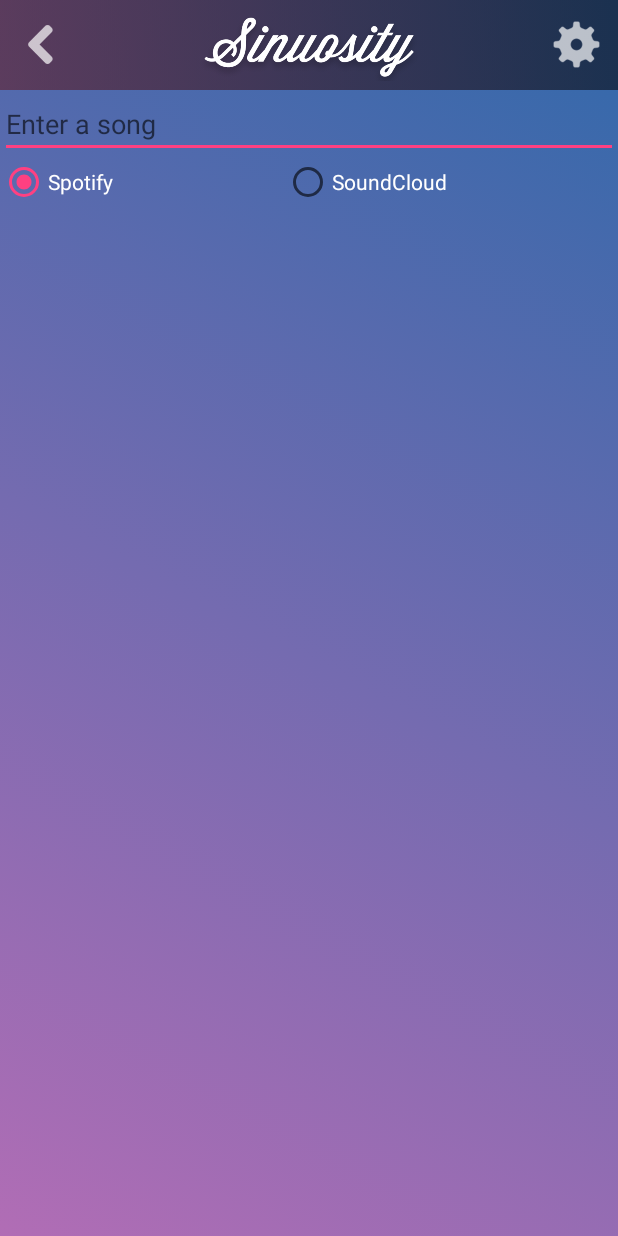
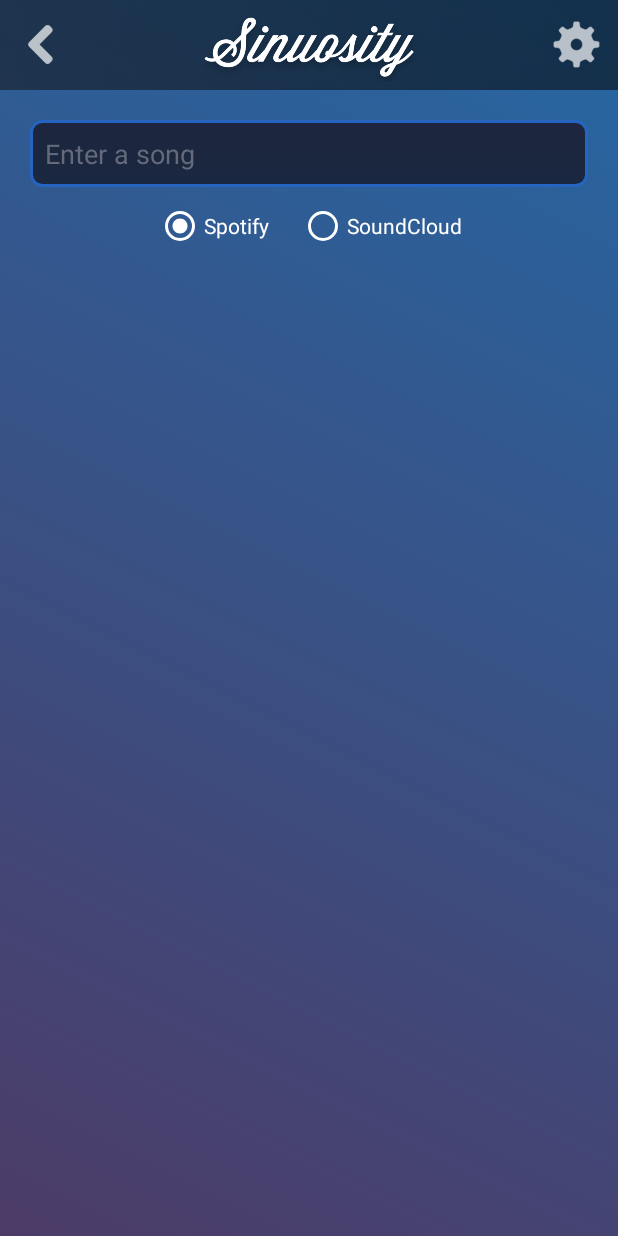
Before and after one commit to AlexAustin8/Sinuosity, an Android app: the screen it shows after launch (search), on a phone screen of 412 x 824 dp. Run offline under Robolectric (Android 15) with nearby library versions, the phone set to English and light mode, and no system bars.

Commit message:
More updates

```diff
--- a/app/src/main/java/com/example/alex/tuneup/Async_Search.java
+++ b/app/src/main/java/com/example/alex/tuneup/Async_Search.java
@@ -1,5 +1,6 @@
 package com.example.alex.tuneup;
 
+import android.content.Context;
 import android.os.AsyncTask;
 import android.util.Log;
 
@@ -24,10 +25,19 @@ import javax.net.ssl.HttpsURLConnection;
  * Created by alex on 4/10/18.
  */
 
-public class Async_Search extends AsyncTask<String, Integer, ArrayList<JSONObject>> {
+public class Async_Search extends AsyncTask<String, Integer, TrackAdapter> {
+
+
+    Context context;
+
+    public Async_Search(Context context) {
+        this.context = context;
+    }
+
+    TrackAdapter adapter;
     protected void onPreExecute(){}
 
-    protected ArrayList<JSONObject> doInBackground(String... params) {
+    protected TrackAdapter doInBackground(String... params) {
         ArrayList<JSONObject> results = new ArrayList<>();
 
 
@@ -112,8 +122,8 @@ public class Async_Search extends AsyncTask<String, Integer, ArrayList<JSONObjec
             Log.i("Exception", e.getMessage());
             return null;
         }
-
-        return results;
+        adapter = new TrackAdapter(context, results);
+        return adapter;
     }
 
 
--- a/app/src/main/java/com/example/alex/tuneup/search.java
+++ b/app/src/main/java/com/example/alex/tuneup/search.java
@@ -3,8 +3,6 @@ import android.content.Context;
 import android.content.Intent;
 import android.os.Bundle;
 import android.app.Activity;
-import android.os.Handler;
-import android.os.Message;
 import android.util.Log;
 import android.view.KeyEvent;
 import android.view.LayoutInflater;
@@ -12,73 +10,81 @@ import android.view.View;
 import android.view.ViewGroup;
 import android.view.Window;
 import android.view.WindowManager;
-import android.widget.AdapterView;
-import android.widget.Button;
+import android.view.inputmethod.InputMethodManager;
 import android.widget.EditText;
 import android.widget.ImageView;
 import android.widget.ListView;
 import android.widget.RadioButton;
 import android.widget.RadioGroup;
-import android.widget.Toast;
-import com.google.gson.Gson;
-import org.json.JSONObject;
-import java.util.ArrayList;
 import java.util.Timer;
 import java.util.TimerTask;
 
 
 public class search extends Activity {
-    ArrayList < JSONObject > results;
+
     TrackAdapter adapter;
-    RadioGroup selections;
     RadioButton scSearch, spSearch;
-    public EditText searchBar;
+    EditText searchBar;
     ListView resultList;
     String term;
-
-    private Timer timer = new Timer();
+    Context context;
+    Timer timer = new Timer();
+    int checkChangeCount = 0;
+    String lastSearch = "";
 
     @Override protected void onCreate(Bundle savedInstanceState) {
         super.onCreate(savedInstanceState);
 
-        // Hides status and title bar -------------------------------------- requestWindowFeature(Window.FEATURE_NO_TITLE);
-        getWindow().setFlags(WindowManager.LayoutParams.FLAG_FULLSCREEN, WindowManager.LayoutParams.FLAG_FULLSCREEN);
+        // Hides title bar and overlays second layout
+        // ~~~~~~~~~~~~~~~~~~~~~~~~~~~~~~~~~~~~~~~~~~~~~~~~~~~~~~~~~~~~~~~~~~~~~~~~~~~~~~~~~~~~~~~~~~~~~~~~~~~~~~~~~~~~~~~~
+        requestWindowFeature(Window.FEATURE_NO_TITLE);
         setContentView(R.layout.search);
+
+        getWindow().setFlags(WindowManager.LayoutParams.FLAG_FULLSCREEN,
+                WindowManager.LayoutParams.FLAG_FULLSCREEN);
         LayoutInflater inflater = getLayoutInflater();
-        getWindow().addContentView(inflater.inflate(R.layout.search_top, null), new ViewGroup.LayoutParams(ViewGroup.LayoutParams.FILL_PARENT, ViewGroup.LayoutParams.FILL_PARENT));
-        // ----------------------------------------------------------------- selections = this.findViewById(R.id.search_selection);
-
+        getWindow().addContentView(inflater.inflate(R.layout.search_top, null),
+                new ViewGroup.LayoutParams(
+                        ViewGroup.LayoutParams.FILL_PARENT,
+                        ViewGroup.LayoutParams.FILL_PARENT));
+        // ~~~~~~~~~~~~~~~~~~~~~~~~~~~~~~~~~~~~~~~~~~~~~~~~~~~~~~~~~~~~~~~~~~~~~~~~~~~~~~~~~~~~~~~~~~~~~~~~~~~~~~~~~~~~~~~~
 
         spSearch = this.findViewById(R.id.spotify_search);
         scSearch = this.findViewById(R.id.soundcloud_search);
         searchBar = this.findViewById(R.id.search_input);
         resultList = this.findViewById(R.id.result_list);
         spSearch.toggle();
+        context = getApplicationContext();
 
 
 
+
+        // Enables back button on top nav bar
+        // ~~~~~~~~~~~~~~~~~~~~~~~~~~~~~~~~~~~~~~~~~~~~~~~~~~~~~~~~~~~~~~~~~~~~~~~~~~~~~~~~~~~~~~~~~~~~~~~~~~~~~~~~~~~~~~~~
         ImageView backButton = (ImageView) findViewById(R.id.bBack);
         backButton.setOnClickListener(new View.OnClickListener() {
             @Override public void onClick(View v) {
-
-                 Intent i = new Intent(getApplicationContext(), lobby.class);
-                 startActivity(i);
+                Intent i = new Intent(getApplicationContext(), lobby.class);
+                startActivity(i);
             }
         });
+        // ~~~~~~~~~~~~~~~~~~~~~~~~~~~~~~~~~~~~~~~~~~~~~~~~~~~~~~~~~~~~~~~~~~~~~~~~~~~~~~~~~~~~~~~~~~~~~~~~~~~~~~~~~~~~~~~~
 
 
+
+
+        // When user presses return key on keyboard, search function runs
+        // ~~~~~~~~~~~~~~~~~~~~~~~~~~~~~~~~~~~~~~~~~~~~~~~~~~~~~~~~~~~~~~~~~~~~~~~~~~~~~~~~~~~~~~~~~~~~~~~~~~~~~~~~~~~~~~~~
         EditText xxx = (EditText) search.this.findViewById(R.id.search_input);
-        xxx.setOnKeyListener(new View.OnKeyListener()
-        {
-            public boolean onKey(View v, int keyCode, KeyEvent event)
-            {
-                if (event.getAction() == KeyEvent.ACTION_DOWN)
-                {
-                    switch (keyCode)
-                    {
+        xxx.setOnKeyListener(new View.OnKeyListener() {
+            public boolean onKey(View v, int keyCode, KeyEvent event) {
+                if (event.getAction() == KeyEvent.ACTION_DOWN) {
+                    switch (keyCode) {
                         case KeyEvent.KEYCODE_DPAD_CENTER:
                         case KeyEvent.KEYCODE_ENTER:
+
                             runSearch();
+
                             return true;
                         default:
                             break;
@@ -87,37 +93,73 @@ public class search extends Activity {
                 return false;
             }
         });
+        // ~~~~~~~~~~~~~~~~~~~~~~~~~~~~~~~~~~~~~~~~~~~~~~~~~~~~~~~~~~~~~~~~~~~~~~~~~~~~~~~~~~~~~~~~~~~~~~~~~~~~~~~~~~~~~~~~
 
 
 
-// Changes the search type variable
-// ################################################################################################
+
+        // Changes the variable that holds the search type value (Spotify or SoundCloud)
+        // ~~~~~~~~~~~~~~~~~~~~~~~~~~~~~~~~~~~~~~~~~~~~~~~~~~~~~~~~~~~~~~~~~~~~~~~~~~~~~~~~~~~~~~~~~~~~~~~~~~~~~~~~~~~~~~~~
+
         RadioGroup search_selection = (RadioGroup) findViewById(R.id.search_selection);
         search_selection.setOnCheckedChangeListener(new RadioGroup.OnCheckedChangeListener() {
             @Override
             public void onCheckedChanged(RadioGroup search_selection, int checkedId) {
                 EditText input = (EditText) findViewById(R.id.search_input);
                 String curr = input.getText().toString();
-                if(!curr.equals("")) {
+                if (!curr.equals("")) {
                     runSearch();
                 }
             }
         });
-// ################################################################################################
+
+        // ~~~~~~~~~~~~~~~~~~~~~~~~~~~~~~~~~~~~~~~~~~~~~~~~~~~~~~~~~~~~~~~~~~~~~~~~~~~~~~~~~~~~~~~~~~~~~~~~~~~~~~~~~~~~~~~~
 
 
 
+
+        // A timer that runs on an interval to check if user has stopped typing their search term, preventing server from getting spammed with queries
+        // ~~~~~~~~~~~~~~~~~~~~~~~~~~~~~~~~~~~~~~~~~~~~~~~~~~~~~~~~~~~~~~~~~~~~~~~~~~~~~~~~~~~~~~~~~~~~~~~~~~~~~~~~~~~~~~~~
         timer.schedule(new TimerTask() {
+
             @Override
             public void run() {
+                EditText input = (EditText) findViewById(R.id.search_input);
+                String currentTerm = input.getText().toString();
 
-                checkChange();
+
+                if (checkChange()) {
+                    checkChangeCount = 0;
+                } else {
+                    checkChangeCount = checkChangeCount + 1;
+
+                }
+
+                if (checkChangeCount >= 2) {
+                    if (!lastSearch.equals(currentTerm)) {
+                        runSearch();
+                        checkChangeCount = 0;
+                        lastSearch = currentTerm;
+                    } else {
+                        checkChangeCount = 0;
+                    }
+
+                }
+
+
+
+
+
             }
-        }, 0, 1000);
-
+        }, 0, 700);
+        // ~~~~~~~~~~~~~~~~~~~~~~~~~~~~~~~~~~~~~~~~~~~~~~~~~~~~~~~~~~~~~~~~~~~~~~~~~~~~~~~~~~~~~~~~~~~~~~~~~~~~~~~~~~~~~~~~
 
     }
 
+
+
+    // Checks to see if the search edittext has been updated
+    // ~~~~~~~~~~~~~~~~~~~~~~~~~~~~~~~~~~~~~~~~~~~~~~~~~~~~~~~~~~~~~~~~~~~~~~~~~~~~~~~~~~~~~~~~~~~~~~~~~~~~~~~~~~~~~~~~
     public String lastInput = "";
     public boolean checkChange() {
 
@@ -127,19 +169,44 @@ public class search extends Activity {
 
         if (!curr.equals(lastInput)) {
             change = true;
-            Log.i("[me]", "[CHANGED] Last: " + lastInput + "  |  Curr: " + curr);
-            runSearch();
+
         } else {
             change = false;
-//            Log.i("[me]", "[UNCHANGED] Last: " + lastInput + "  |  Curr: " + curr);
         }
 
         lastInput = curr;
         return change;
     }
+    // ~~~~~~~~~~~~~~~~~~~~~~~~~~~~~~~~~~~~~~~~~~~~~~~~~~~~~~~~~~~~~~~~~~~~~~~~~~~~~~~~~~~~~~~~~~~~~~~~~~~~~~~~~~~~~~~~
 
 
 
+
+    // Hides keyboard after pressing the enter key
+    // ~~~~~~~~~~~~~~~~~~~~~~~~~~~~~~~~~~~~~~~~~~~~~~~~~~~~~~~~~~~~~~~~~~~~~~~~~~~~~~~~~~~~~~~~~~~~~~~~~~~~~~~~~~~~~~~~
+    protected void hideKeyboard() {
+
+        InputMethodManager inputMethodManager = (InputMethodManager) search.this.getSystemService(Context.INPUT_METHOD_SERVICE);
+        View view = search.this.getCurrentFocus();
+        if (view == null) {
+            if (inputMethodManager.isAcceptingText())
+                inputMethodManager.toggleSoftInput(InputMethodManager.HIDE_NOT_ALWAYS, 0);
+        } else {
+            if (view instanceof EditText)
+                ((EditText) view).setText(((EditText) view).getText().toString()); // reset edit text bug on some keyboards bug
+            inputMethodManager.hideSoftInputFromInputMethod(view.getWindowToken(), InputMethodManager.HIDE_NOT_ALWAYS);
+        }
+    }
+    // ~~~~~~~~~~~~~~~~~~~~~~~~~~~~~~~~~~~~~~~~~~~~~~~~~~~~~~~~~~~~~~~~~~~~~~~~~~~~~~~~~~~~~~~~~~~~~~~~~~~~~~~~~~~~~~~~
+
+
+
+
+
+    // Performs the search function
+    // Creates an async task that reaches out to the server with a search query, and returns the adapter.
+    // By returning an adapter verses the json string, it prevents the UI from hanging
+    // ~~~~~~~~~~~~~~~~~~~~~~~~~~~~~~~~~~~~~~~~~~~~~~~~~~~~~~~~~~~~~~~~~~~~~~~~~~~~~~~~~~~~~~~~~~~~~~~~~~~~~~~~~~~~~~~~
     public void runSearch() {
 
         String type = "spotify";
@@ -153,23 +220,22 @@ public class search extends Activity {
         }
 
 
-        EditText xx = search.this.findViewById(R.id.search_input);
-        term = xx.getText().toString();
-        Log.i("[me]", "[" +type+"] Searching " + term);
-
+        EditText searchText = search.this.findViewById(R.id.search_input);
+        term = searchText.getText().toString();
 
 
         try {
-            results = new Async_Search().execute("https://jailbreakme.ml/sinc/search/" + type + ".php", term).get();
+            Async_Search asynccc = new Async_Search(context);
+
+            adapter = asynccc.execute("https://jailbreakme.ml/sinc/search/" + type + ".php", term).get();
         } catch (Exception e) {
-            Log.i("[me]", e.getMessage());
+            Log.i("[+] Search Error", e.getMessage());
         }
+
 
         runOnUiThread(new Runnable() {
             @Override
             public void run() {
-
-                adapter = new TrackAdapter(getApplicationContext(), results);
                 resultList.setAdapter(adapter);
 
             }
@@ -177,6 +243,8 @@ public class search extends Activity {
 
     }
 
+    // ~~~~~~~~~~~~~~~~~~~~~~~~~~~~~~~~~~~~~~~~~~~~~~~~~~~~~~~~~~~~~~~~~~~~~~~~~~~~~~~~~~~~~~~~~~~~~~~~~~~~~~~~~~~~~~~~
+
 
 
 }
--- /dev/null
+++ b/app/src/main/res/drawable/search_content_bg.xml
@@ -0,0 +1,12 @@
+<?xml version="1.0" encoding="utf-8"?>
+<selector xmlns:android="http://schemas.android.com/apk/res/android">
+    <item>
+        <shape>
+            <gradient
+                android:angle="45"
+                android:startColor="#4c3b67"
+                android:endColor="#2667a3"
+                android:type="linear" />
+        </shape>
+    </item>
+</selector>
--- /dev/null
+++ b/app/src/main/res/drawable/search_song_text.xml
@@ -0,0 +1,14 @@
+<?xml version="1.0" encoding="utf-8"?>
+<shape xmlns:android="http://schemas.android.com/apk/res/android" >
+    <stroke android:width="2dp"
+        android:color="#2564c1"/>
+    <gradient
+        android:angle="90"
+        android:startColor="#1a2740"
+        android:endColor="#1d263e"/>
+    <corners
+        android:bottomLeftRadius="7dp"
+        android:bottomRightRadius="7dp"
+        android:topLeftRadius="7dp"
+        android:topRightRadius="7dp"/>
+</shape>
--- a/app/src/main/res/layout/search.xml
+++ b/app/src/main/res/layout/search.xml
@@ -3,15 +3,11 @@
     xmlns:tools="http://schemas.android.com/tools"
     android:layout_width="match_parent"
     android:layout_height="match_parent"
-    android:orientation="vertical">
+    android:orientation="vertical"
+    android:descendantFocusability="beforeDescendants"
+    android:focusableInTouchMode="true">
 
-    <LinearLayout xmlns:android="http://schemas.android.com/apk/res/android"
-        xmlns:app="http://schemas.android.com/apk/res-auto"
-        xmlns:tools="http://schemas.android.com/tools"
-        android:layout_width="match_parent"
-        android:layout_height="60dp"
-        android:orientation="vertical"
-        android:background="@drawable/home_content"></LinearLayout>
+
 
     <LinearLayout xmlns:android="http://schemas.android.com/apk/res/android"
         xmlns:app="http://schemas.android.com/apk/res-auto"
@@ -19,52 +15,79 @@
         android:layout_width="match_parent"
         android:layout_height="match_parent"
         android:orientation="vertical"
-        android:background="@drawable/home_content">
+        android:background="@drawable/search_content_bg">
+
         <LinearLayout xmlns:android="http://schemas.android.com/apk/res/android"
             xmlns:app="http://schemas.android.com/apk/res-auto"
             xmlns:tools="http://schemas.android.com/tools"
             android:layout_width="match_parent"
             android:layout_height="wrap_content"
             android:orientation="vertical"
+            android:layout_marginTop="60dp"
             >
 
             <EditText
                 android:id="@+id/search_input"
-                android:hint="Enter a song"
                 android:layout_width="match_parent"
                 android:layout_height="wrap_content"
+                android:layout_margin="20dp"
+                android:background="@drawable/search_song_text"
                 android:ems="10"
+                android:hint="Enter a song"
+                android:imeOptions="actionDone"
                 android:inputType="textPersonName"
-                android:text="" />
+               android:padding="10dp"
+                android:text=""
+                android:textColorHint="#646a7c"
+                android:textColor="#ffffff" />
 
+
+
+            <LinearLayout xmlns:android="http://schemas.android.com/apk/res/android"
+                xmlns:app="http://schemas.android.com/apk/res-auto"
+                xmlns:tools="http://schemas.android.com/tools"
+                android:layout_width="match_parent"
+                android:layout_height="wrap_content"
+                android:orientation="vertical"
+                android:gravity="center_horizontal"
+                android:layout_marginTop="-15dp"
+                >
             <RadioGroup
                 android:id="@+id/search_selection"
-                android:layout_width="match_parent"
+                android:layout_width="wrap_content"
                 android:layout_height="wrap_content"
-                android:orientation="horizontal">
+                android:orientation="horizontal"
+                android:gravity="center_horizontal">
 
                 <RadioButton
                     android:id="@+id/spotify_search"
-                    android:layout_width="wrap_content"
+                    android:layout_width="match_parent"
                     android:layout_height="wrap_content"
                     android:layout_weight="1"
                     android:checked="true"
                     android:text="Spotify"
-                    android:textColor="#ffffff" />
+                    android:textColor="#ffffff"
+                    android:buttonTint="#ffffff"
+
+                    android:layout_marginTop="5dp"
+                    android:layout_marginRight="10dp"/>
 
                 <RadioButton
                     android:id="@+id/soundcloud_search"
-                    android:layout_width="wrap_content"
+                    android:layout_width="match_parent"
                     android:layout_height="wrap_content"
                     android:layout_weight="1"
                     android:text="SoundCloud"
                     android:textColor="#ffffff"
-                    android:checked="false"/>
+                    android:checked="false"
+                    android:buttonTint="#ffffff"
+                    android:layout_marginTop="5dp"
+                    android:layout_marginLeft="10dp"/>
 
 
 
             </RadioGroup>
-
+            </LinearLayout>
             <ListView
                 android:id="@+id/result_list"
                 android:layout_width="wrap_content"
```
